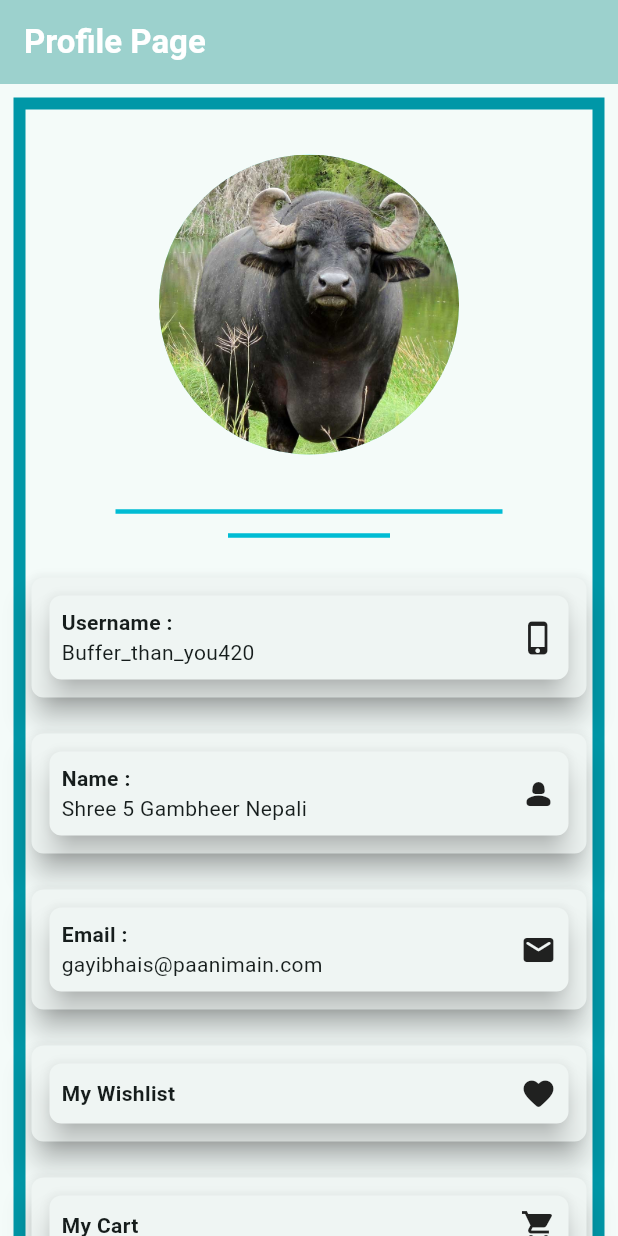
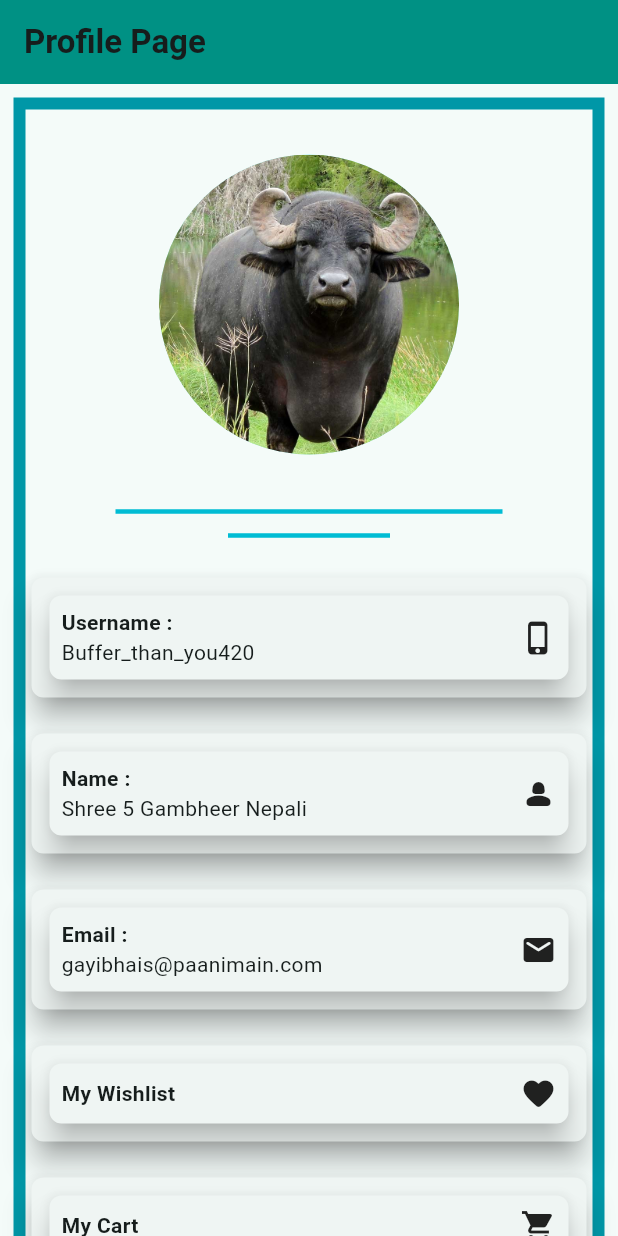
Before and after one commit to thisme8/ecommerceapp, a Flutter app: the ProfilePage screen opened directly, on a phone screen of 412 x 824 dp. Run offline on Flutter 3.47's test engine with Material 2 defaults, Android fonts, the phone set to English and light mode, and no system bars; our stand-ins replace flutter_native_splash; missing offline and left inert: flutter_onboard.

Commit message:
first commit

```diff
--- a/lib/features/cart/presentation/cart_page.dart
+++ b/lib/features/cart/presentation/cart_page.dart
@@ -9,7 +9,7 @@
     return  Scaffold(
       appBar: AppBar(
         elevation: 8,
-          backgroundColor: Colors.grey.shade200,
+          backgroundColor: Colors.teal.shade500,
           title : Text('Cart Page', style: TextStyle(fontWeight: FontWeight.bold),)
       ),
     // body: Text("CartPage"),
--- a/lib/features/home/presentation/home_page.dart
+++ b/lib/features/home/presentation/home_page.dart
@@ -9,7 +9,7 @@
     return  Scaffold(
       appBar: AppBar(
         elevation: 8,
-          backgroundColor: Colors.grey.shade200,
+          backgroundColor: Colors.teal.shade500,
           title : Text('Home Page', style: TextStyle(fontWeight: FontWeight.bold),)
       ),
       //body: Text("HomePage"),
--- a/lib/features/profile/presentation/profile_page.dart
+++ b/lib/features/profile/presentation/profile_page.dart
@@ -13,8 +13,8 @@
     return  Scaffold(
       appBar: AppBar(
         elevation: 8,
-          backgroundColor: Colors.teal.shade100,
-          title : Text('Profile Page',style: TextStyle(fontWeight: FontWeight.bold,color: Colors.white),)
+          backgroundColor: Colors.teal.shade500,
+          title : Text('Profile Page',style: TextStyle(fontWeight: FontWeight.bold),)
       ),
       body:
       SingleChildScrollView(
--- a/lib/features/shop/presentation/shop_page.dart
+++ b/lib/features/shop/presentation/shop_page.dart
@@ -15,8 +15,8 @@
       child: Scaffold(
         appBar: AppBar(
             elevation: 8,
-            backgroundColor: Colors.teal.shade600,
-            title : Text('Shop Page',style: TextStyle(fontWeight: FontWeight.bold,color: Colors.white),)
+            backgroundColor: Colors.teal.shade500,
+            title : Text('Shop Page',style: TextStyle(fontWeight: FontWeight.bold),)
         ),
         // body: Text("ShopPage"),
         // backgroundColor: Colors.cyan.shade100,
```
Also changed, not shown: 1 other file.
